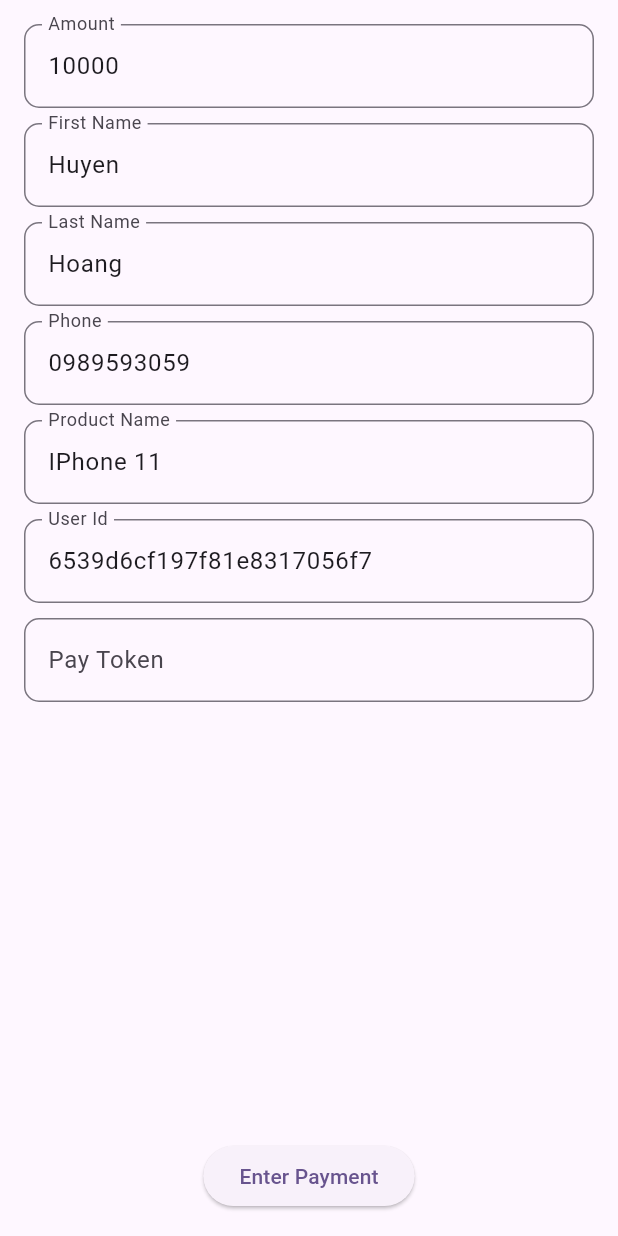
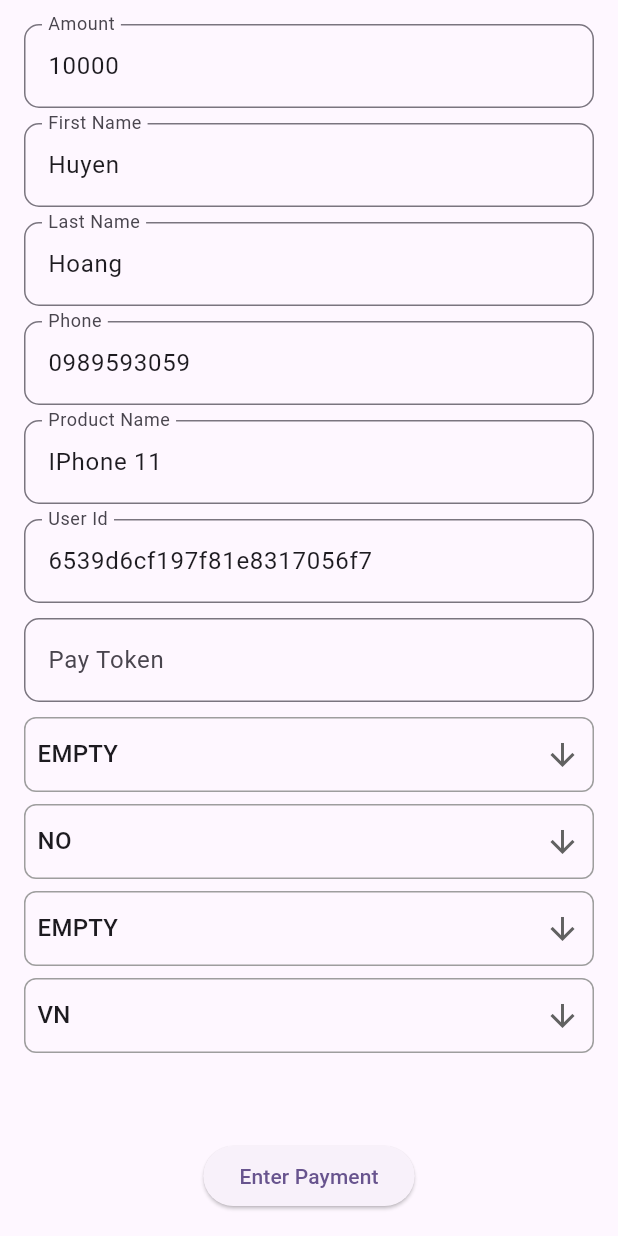
Before and after one commit to nguyenchiemdu/vnpt-epay-mobile, a Flutter app: the screen it shows after launch, on a phone screen of 412 x 824 dp. Run offline on Flutter 3.47's test engine with Material 2 defaults, Android fonts, the light colour scheme and no system bars; our stand-ins replace convert, dio; missing offline and left inert: dart_des, flutter_inappwebview.

Commit message:
add dropdown text field for payment

```diff
--- a/lib/enum/bank_code.dart
+++ b/lib/enum/bank_code.dart
@@ -3,8 +3,6 @@
 enum BankCode {
   MOMO,
   ZALO,
-  MOCA,
-  SHPP,
   VTTP,
   // empty for this case
   EMPTY;
--- a/lib/enum/pay_option.dart
+++ b/lib/enum/pay_option.dart
@@ -5,4 +5,15 @@ enum PayOption {
   PAY_CREATE_TOKEN,
   // Pay with token without enter card information again
   PAY_WITH_TOKEN,
+  // Empty value
+  EMPTY;
+
+  String get getName {
+    switch (this) {
+      case EMPTY:
+        return '';
+      default:
+        return name;
+    }
+  }
 }
--- a/lib/main.dart
+++ b/lib/main.dart
@@ -1,10 +1,16 @@
 import 'package:flutter/material.dart';
+import 'package:vnpt_epay_mobile/enum/bank_code.dart';
+import 'package:vnpt_epay_mobile/enum/language.dart';
+import 'package:vnpt_epay_mobile/enum/pay_option.dart';
+import 'package:vnpt_epay_mobile/enum/pay_type.dart';
 import 'package:vnpt_epay_mobile/models/transaction.dart';
 import 'package:vnpt_epay_mobile/payment_browser.dart';
 import 'package:vnpt_epay_mobile/vpnt_epay/vnpt_epay_hepler.dart';
 import 'package:vnpt_epay_mobile/widget/app_text_field.dart';
+import 'package:vnpt_epay_mobile/widget/dropdown_button.dart';
 
-void main() {
+void main() async {
+  WidgetsFlutterBinding.ensureInitialized();
   runApp(const MyApp());
 }
 
@@ -43,6 +49,10 @@ class _MyHomePageState extends State<MyHomePage> {
       userId: _userIdController.text,
       goodsNm: _productNameController.text,
       payToken: _payWithTokenController.text,
+      payType: _payType,
+      payOption: _payOption,
+      bankCode: _bankCode,
+      language: _language,
     );
     PaymentBrowser(transaction: transaction.toJson()).openPaymentBrowser();
   }
@@ -61,7 +71,10 @@ class _MyHomePageState extends State<MyHomePage> {
       TextEditingController(text: '6539d6cf197f81e8317056f7');
   final TextEditingController _payWithTokenController =
       TextEditingController(text: '');
-
+  PayOption _payOption = PayOption.EMPTY;
+  PayType _payType = PayType.NO;
+  BankCode _bankCode = BankCode.EMPTY;
+  Language _language = Language.VN;
   @override
   Widget build(BuildContext context) {
     return Scaffold(
@@ -102,7 +115,38 @@ class _MyHomePageState extends State<MyHomePage> {
                         label: ('Pay Token'),
                         controller: _payWithTokenController,
                       ),
-                      // Create dropdown for pay type
+                      AppDropdownButton<PayOption>(
+                        onChanged: (value) {
+                          _payOption = value!;
+                        },
+                        initValue: PayOption.EMPTY,
+                        textBuilder: (value) => value.name,
+                        items: PayOption.values.map((e) => e).toList(),
+                      ),
+                      AppDropdownButton<PayType>(
+                        initValue: PayType.NO,
+                        onChanged: (value) {
+                          _payType = value!;
+                        },
+                        textBuilder: (value) => value.name,
+                        items: PayType.values.map((e) => e).toList(),
+                      ),
+                      AppDropdownButton<BankCode>(
+                        initValue: BankCode.EMPTY,
+                        onChanged: (value) {
+                          _bankCode = value!;
+                        },
+                        textBuilder: (value) => value.name,
+                        items: BankCode.values.map((e) => e).toList(),
+                      ),
+                      AppDropdownButton<Language>(
+                        initValue: Language.VN,
+                        onChanged: (value) {
+                          _language = value!;
+                        },
+                        textBuilder: (value) => value.name,
+                        items: Language.values.map((e) => e).toList(),
+                      ),
                     ],
                   ),
                 ),
--- a/lib/models/transaction.dart
+++ b/lib/models/transaction.dart
@@ -93,7 +93,7 @@ class Transaction {
       'description': description,
       'payType': payType.name,
       'bankCode': bankCode.codeValue,
-      'payOption': payOption.name,
+      'payOption': payOption.getName,
       'reqDomain': reqDomain,
       'windowColor': _getColorCode(),
       'payToken': payToken,
--- a/lib/payment_browser.dart
+++ b/lib/payment_browser.dart
@@ -1,4 +1,3 @@
-import 'package:flutter/material.dart';
 import 'package:flutter_inappwebview/flutter_inappwebview.dart';
 import 'package:vnpt_epay_mobile/vpnt_epay/vnpt_epay_hepler.dart';
 
@@ -8,13 +7,25 @@ class PaymentBrowser extends InAppBrowser {
   final indexPath = 'assets/index.html';
   bool isFormSubmitted = false;
   final paymentBrowserOptions = InAppBrowserClassOptions(
-      crossPlatform: InAppBrowserOptions(
-        hideUrlBar: true,
-        toolbarTopBackgroundColor: const Color(0xff0061e3),
+    crossPlatform: InAppBrowserOptions(
+      hideUrlBar: true,
+    ),
+    inAppWebViewGroupOptions: InAppWebViewGroupOptions(
+      crossPlatform: InAppWebViewOptions(
+        javaScriptEnabled: true,
+        clearCache: true,
+        incognito: true,
       ),
-      inAppWebViewGroupOptions: InAppWebViewGroupOptions(
-          crossPlatform: InAppWebViewOptions(javaScriptEnabled: true)));
+    ),
+  );
   PaymentBrowser({required this.transaction});
+  @override
+  void onLoadStart(Uri? url) {
+    //TODO: handle url
+    if (url.toString().startsWith('zalopay')) {
+      InAppBrowser.openWithSystemBrowser(url: url!);
+    }
+  }
 
   @override
   Future onLoadStop(url) async {
--- a/lib/vpnt_epay/vnpt_epay_hepler.dart
+++ b/lib/vpnt_epay/vnpt_epay_hepler.dart
@@ -11,7 +11,6 @@ import 'package:vnpt_epay_mobile/enum/pay_option.dart';
 import 'package:vnpt_epay_mobile/enum/pay_type.dart';
 import 'package:vnpt_epay_mobile/enum/window_type.dart';
 import 'package:vnpt_epay_mobile/models/transaction.dart';
-// import 'package:encrypt/encrypt.dart';
 import 'package:dart_des/dart_des.dart';
 import 'package:convert/convert.dart';
 
@@ -45,7 +44,6 @@ class VnptEpayHelper {
     String formattedString = '''[
     ${formattedList.join('\n    ')}
   ]''';
-
     return formattedString;
   }
 
@@ -135,17 +133,16 @@ class VnptEpayHelper {
     required String buyerLastNm,
     required String buyerPhone,
     required String userId,
-    PayType payType = PayType.DC,
+    PayType payType = PayType.NO,
+    PayOption payOption = PayOption.EMPTY,
     BankCode bankCode = BankCode.EMPTY,
     String payToken = '',
+    Language language = Language.VN,
   }) {
+    Language userLanguage = language;
     Currency currency = Currency.VND;
-    Language userLanguage = Language.VN;
     WindowType windowType = WindowType.mobile;
     String description = 'TNUWKCMFVW';
-    PayOption payOption = payToken.isEmpty
-        ? PayOption.PAY_CREATE_TOKEN
-        : PayOption.PAY_WITH_TOKEN;
     Color windowColor = const Color(0xff0061e3);
     if (payToken.isNotEmpty) {
       payToken = encodePayToken(payToken);
--- /dev/null
+++ b/lib/widget/dropdown_button.dart
@@ -0,0 +1,64 @@
+import 'package:flutter/material.dart';
+
+class AppDropdownButton<T> extends StatefulWidget {
+  const AppDropdownButton(
+      {required this.items,
+      this.initValue,
+      this.onChanged,
+      this.textBuilder,
+      this.hint,
+      super.key});
+  final List<T> items;
+  final T? initValue;
+  final String? hint;
+  final Function(T?)? onChanged;
+  final String Function(T)? textBuilder;
+  @override
+  State<AppDropdownButton<T>> createState() => _AppDropdownButtonState<T>();
+}
+
+class _AppDropdownButtonState<T> extends State<AppDropdownButton<T>> {
+  late T? dropdownValue;
+  @override
+  void initState() {
+    dropdownValue = widget.initValue;
+    super.initState();
+  }
+
+  @override
+  Widget build(BuildContext context) {
+    return Container(
+      width: double.infinity,
+      decoration: BoxDecoration(
+        border: Border.all(color: Colors.grey),
+        borderRadius: BorderRadius.circular(8),
+      ),
+      padding: const EdgeInsets.symmetric(horizontal: 8),
+      margin: const EdgeInsets.only(bottom: 8),
+      child: DropdownButton<T>(
+        isExpanded: true,
+        hint: Text(widget.hint ?? ''),
+        value: dropdownValue,
+        icon: const Icon(Icons.arrow_downward),
+        elevation: 16,
+        underline: Container(
+          height: 2,
+        ),
+        onChanged: (T? value) {
+          setState(() {
+            dropdownValue = value;
+          });
+          widget.onChanged?.call(value);
+        },
+        items: widget.items.map<DropdownMenuItem<T>>((T value) {
+          return DropdownMenuItem<T>(
+            value: value,
+            child: Text(
+              widget.textBuilder?.call(value) ?? value.toString(),
+            ),
+          );
+        }).toList(),
+      ),
+    );
+  }
+}
--- a/pubspec.yaml
+++ b/pubspec.yaml
@@ -38,8 +38,8 @@ dependencies:
   dio: ^5.3.3
   flutter_inappwebview: ^5.8.0
   crypto: ^3.0.3
-  encrypt: ^5.0.3
   dart_des: ^1.0.2
+  convert: ^3.1.1
 
 dev_dependencies:
   flutter_test:
```
Also changed, not shown: 1 other file.
